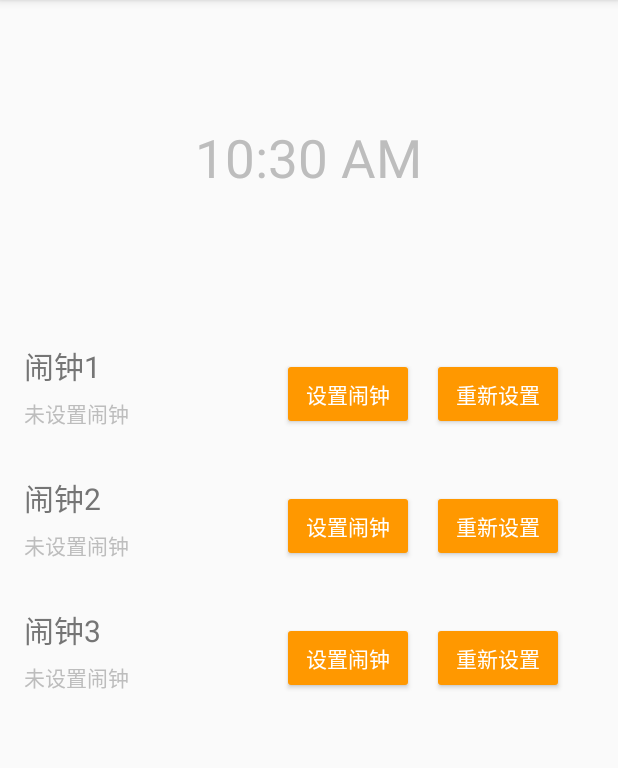
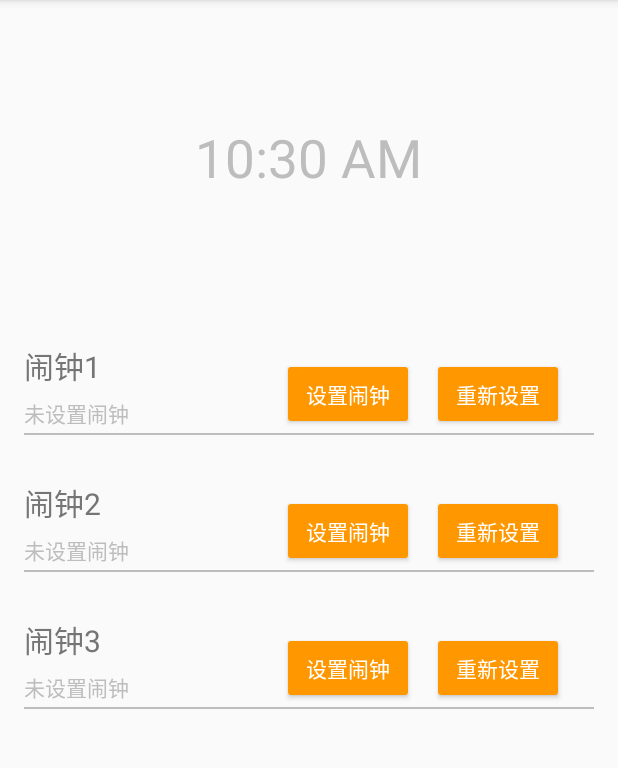
Before and after one commit to sunzhuofan/AlarmGoingOff, an Android app: the screen it shows after launch (MainActivity), on a phone screen of 412 x 824 dp, the part 84-852 px from its top. Run offline under Robolectric (Android 15) with nearby library versions, the light colour scheme and no system bars.

Commit message:
second commit

```diff
--- a/app/src/main/res/layout/activity_main.xml
+++ b/app/src/main/res/layout/activity_main.xml
@@ -72,6 +72,14 @@
     </RelativeLayout>
 
 
+    <TextView
+        android:id="@+id/textView"
+        android:layout_marginTop="2dp"
+        android:layout_width="match_parent"
+        android:layout_height="1dp"
+        android:background="#BDBDBD"
+        android:text="TextView" />
+
     <RelativeLayout
         android:layout_height="wrap_content"
         android:layout_width="wrap_content">
@@ -123,6 +131,13 @@
             android:layout_alignLeft="@+id/clock2" />
     </RelativeLayout>
 
+    <TextView
+        android:id="@+id/textView2"
+        android:layout_marginTop="2dp"
+        android:layout_width="match_parent"
+        android:layout_height="1dp"
+        android:background="#BDBDBD"
+        android:text="TextView" />
 
     <RelativeLayout
         android:layout_height="wrap_content"
@@ -175,5 +190,13 @@
             android:layout_alignLeft="@+id/clock3" />
     </RelativeLayout>
 
+    <TextView
+        android:id="@+id/textView3"
+        android:layout_marginTop="2dp"
+        android:layout_width="match_parent"
+        android:layout_height="1dp"
+        android:background="#BDBDBD"
+        android:text="TextView" />
+
 
 </LinearLayout>
```
Also changed, not shown: app/src/main/AndroidManifest.xml (+10 -1 lines).
